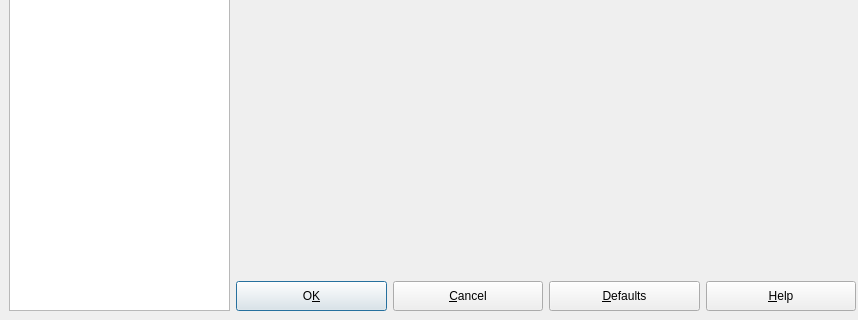
Before: the Qt Designer form source/VIEW/DIALOGS/preferences.ui in BALL-Project/ball, drawn with Qt 5; both pictures show x 0 to 858 and y 150 to 470 of the 858 by 470 pixel window.
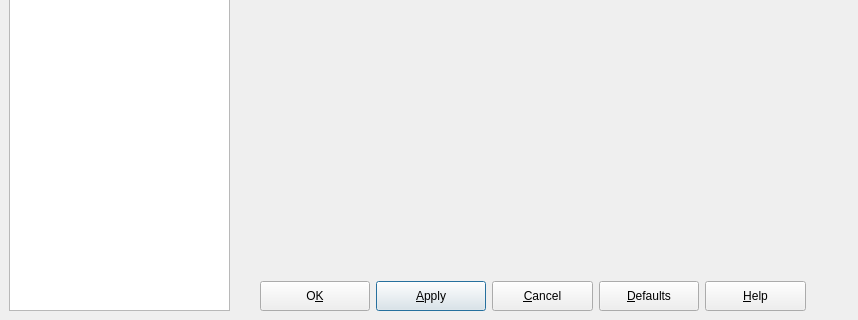
After: the same form once the commit is applied.

Commit message: added an apply button

Patch:
```diff
--- a/source/VIEW/DIALOGS/preferences.ui
+++ b/source/VIEW/DIALOGS/preferences.ui
@@ -50,145 +50,6 @@
     </property>
    </column>
   </widget>
-  <widget class="QPushButton" name="help_button" >
-   <property name="geometry" >
-    <rect>
-     <x>706</x>
-     <y>431</y>
-     <width>150</width>
-     <height>30</height>
-    </rect>
-   </property>
-   <property name="minimumSize" >
-    <size>
-     <width>100</width>
-     <height>30</height>
-    </size>
-   </property>
-   <property name="maximumSize" >
-    <size>
-     <width>32767</width>
-     <height>30</height>
-    </size>
-   </property>
-   <property name="toolTip" >
-    <string>Set settings to default values</string>
-   </property>
-   <property name="text" >
-    <string>&amp;Help</string>
-   </property>
-   <property name="shortcut" >
-    <string>Alt+H</string>
-   </property>
-   <property name="autoDefault" >
-    <bool>true</bool>
-   </property>
-  </widget>
-  <widget class="QPushButton" name="defaults_button" >
-   <property name="geometry" >
-    <rect>
-     <x>549</x>
-     <y>431</y>
-     <width>151</width>
-     <height>30</height>
-    </rect>
-   </property>
-   <property name="minimumSize" >
-    <size>
-     <width>100</width>
-     <height>30</height>
-    </size>
-   </property>
-   <property name="maximumSize" >
-    <size>
-     <width>32767</width>
-     <height>30</height>
-    </size>
-   </property>
-   <property name="toolTip" >
-    <string>Set settings to default values</string>
-   </property>
-   <property name="text" >
-    <string>&amp;Defaults</string>
-   </property>
-   <property name="shortcut" >
-    <string>Alt+D</string>
-   </property>
-   <property name="autoDefault" >
-    <bool>true</bool>
-   </property>
-  </widget>
-  <widget class="QPushButton" name="cancel_button" >
-   <property name="geometry" >
-    <rect>
-     <x>393</x>
-     <y>431</y>
-     <width>150</width>
-     <height>30</height>
-    </rect>
-   </property>
-   <property name="minimumSize" >
-    <size>
-     <width>100</width>
-     <height>30</height>
-    </size>
-   </property>
-   <property name="maximumSize" >
-    <size>
-     <width>32767</width>
-     <height>30</height>
-    </size>
-   </property>
-   <property name="toolTip" >
-    <string>Discard changes</string>
-   </property>
-   <property name="text" >
-    <string>&amp;Cancel</string>
-   </property>
-   <property name="shortcut" >
-    <string/>
-   </property>
-   <property name="autoDefault" >
-    <bool>true</bool>
-   </property>
-  </widget>
-  <widget class="QPushButton" name="ok_button" >
-   <property name="geometry" >
-    <rect>
-     <x>236</x>
-     <y>431</y>
-     <width>151</width>
-     <height>30</height>
-    </rect>
-   </property>
-   <property name="minimumSize" >
-    <size>
-     <width>110</width>
-     <height>30</height>
-    </size>
-   </property>
-   <property name="maximumSize" >
-    <size>
-     <width>32767</width>
-     <height>30</height>
-    </size>
-   </property>
-   <property name="toolTip" >
-    <string>Apply new settings</string>
-   </property>
-   <property name="text" >
-    <string>O&amp;K</string>
-   </property>
-   <property name="shortcut" >
-    <string>Alt+K</string>
-   </property>
-   <property name="autoDefault" >
-    <bool>true</bool>
-   </property>
-   <property name="default" >
-    <bool>true</bool>
-   </property>
-  </widget>
   <widget class="QStackedWidget" name="widget_stack" >
    <property name="geometry" >
     <rect>
@@ -246,6 +107,173 @@
     </widget>
    </widget>
   </widget>
+  <widget class="QWidget" name="" >
+   <property name="geometry" >
+    <rect>
+     <x>260</x>
+     <y>430</y>
+     <width>546</width>
+     <height>32</height>
+    </rect>
+   </property>
+   <layout class="QHBoxLayout" >
+    <property name="margin" >
+     <number>0</number>
+    </property>
+    <property name="spacing" >
+     <number>6</number>
+    </property>
+    <item>
+     <widget class="QPushButton" name="ok_button" >
+      <property name="minimumSize" >
+       <size>
+        <width>110</width>
+        <height>30</height>
+       </size>
+      </property>
+      <property name="maximumSize" >
+       <size>
+        <width>32767</width>
+        <height>30</height>
+       </size>
+      </property>
+      <property name="toolTip" >
+       <string>Apply new settings</string>
+      </property>
+      <property name="text" >
+       <string>O&amp;K</string>
+      </property>
+      <property name="shortcut" >
+       <string>Alt+K</string>
+      </property>
+      <property name="autoDefault" >
+       <bool>true</bool>
+      </property>
+      <property name="default" >
+       <bool>true</bool>
+      </property>
+     </widget>
+    </item>
+    <item>
+     <widget class="QPushButton" name="apply_button" >
+      <property name="windowModality" >
+       <enum>Qt::NonModal</enum>
+      </property>
+      <property name="minimumSize" >
+       <size>
+        <width>110</width>
+        <height>30</height>
+       </size>
+      </property>
+      <property name="maximumSize" >
+       <size>
+        <width>32767</width>
+        <height>30</height>
+       </size>
+      </property>
+      <property name="toolTip" >
+       <string>Apply new settings</string>
+      </property>
+      <property name="text" >
+       <string>&amp;Apply</string>
+      </property>
+      <property name="shortcut" >
+       <string>Alt+K</string>
+      </property>
+      <property name="autoDefault" >
+       <bool>true</bool>
+      </property>
+      <property name="default" >
+       <bool>true</bool>
+      </property>
+     </widget>
+    </item>
+    <item>
+     <widget class="QPushButton" name="cancel_button" >
+      <property name="minimumSize" >
+       <size>
+        <width>100</width>
+        <height>30</height>
+       </size>
+      </property>
+      <property name="maximumSize" >
+       <size>
+        <width>32767</width>
+        <height>30</height>
+       </size>
+      </property>
+      <property name="toolTip" >
+       <string>Discard changes</string>
+      </property>
+      <property name="text" >
+       <string>&amp;Cancel</string>
+      </property>
+      <property name="shortcut" >
+       <string/>
+      </property>
+      <property name="autoDefault" >
+       <bool>true</bool>
+      </property>
+     </widget>
+    </item>
+    <item>
+     <widget class="QPushButton" name="defaults_button" >
+      <property name="minimumSize" >
+       <size>
+        <width>100</width>
+        <height>30</height>
+       </size>
+      </property>
+      <property name="maximumSize" >
+       <size>
+        <width>32767</width>
+        <height>30</height>
+       </size>
+      </property>
+      <property name="toolTip" >
+       <string>Set settings to default values</string>
+      </property>
+      <property name="text" >
+       <string>&amp;Defaults</string>
+      </property>
+      <property name="shortcut" >
+       <string>Alt+D</string>
+      </property>
+      <property name="autoDefault" >
+       <bool>true</bool>
+      </property>
+     </widget>
+    </item>
+    <item>
+     <widget class="QPushButton" name="help_button" >
+      <property name="minimumSize" >
+       <size>
+        <width>100</width>
+        <height>30</height>
+       </size>
+      </property>
+      <property name="maximumSize" >
+       <size>
+        <width>32767</width>
+        <height>30</height>
+       </size>
+      </property>
+      <property name="toolTip" >
+       <string>Set settings to default values</string>
+      </property>
+      <property name="text" >
+       <string>&amp;Help</string>
+      </property>
+      <property name="shortcut" >
+       <string>Alt+H</string>
+      </property>
+      <property name="autoDefault" >
+       <bool>true</bool>
+      </property>
+     </widget>
+    </item>
+   </layout>
+  </widget>
  </widget>
  <layoutdefault spacing="6" margin="11" />
  <tabstops>
```
The commit also changes 1 other file.
